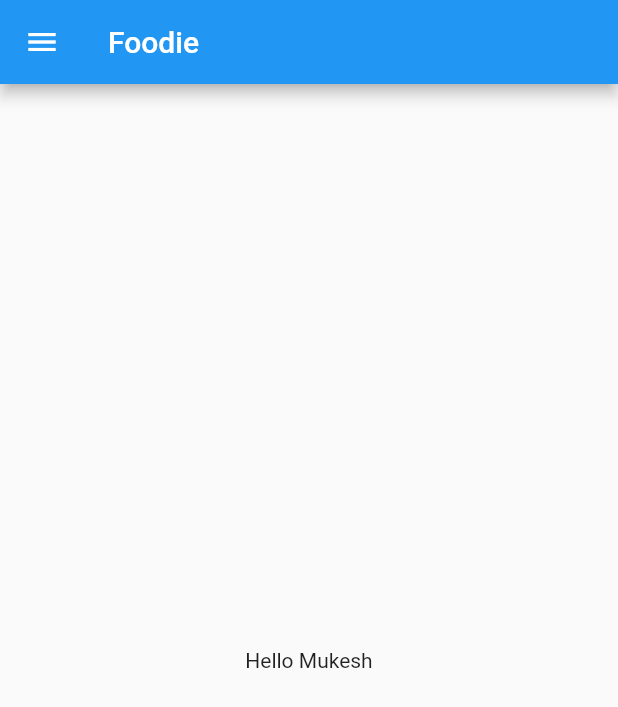
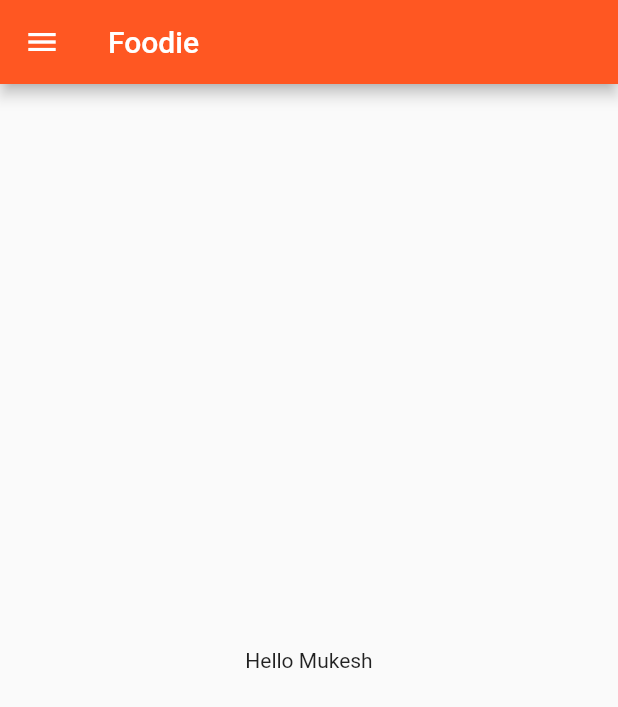
Before and after one commit to mkleel/Flutter, a Flutter app: the screen it shows after launch, on a phone screen of 412 x 824 dp. Shown: the top 707 px of the screen. Run offline on Flutter 3.47's test engine with Material 2 defaults, Android fonts, the phone set to English and light mode, and no system bars.

Commit message:
Day 3 completed

```diff
--- a/lib/main.dart
+++ b/lib/main.dart
@@ -1,5 +1,6 @@
 import 'package:flutter/material.dart';
-import 'package:flutter_application_1/home_page.dart';
+import 'package:flutter_application_1/pages/home_page.dart';
+import 'package:flutter_application_1/pages/login_page.dart';
 
 void main(List<String> args) {
   runApp(MyApp());
@@ -11,7 +12,16 @@ class MyApp extends StatelessWidget {
   @override
   Widget build(BuildContext context) {
     return MaterialApp(
-      home: HomePage(),
-        );
+      // home: HomePage(),
+      themeMode: ThemeMode.light,
+      theme: ThemeData(primarySwatch: Colors.deepOrange),
+      initialRoute: "/home",
+
+      routes: {
+        "/":(context) => LoginPage(),
+         "/home": (context) => HomePage(),
+        "/login":(context) => LoginPage()
+      },
+      );
   }
 }
```
Also changed, not shown: lib/pages/login_page.dart (added, +22 -0 lines), lib/pages/home_page.dart (renamed from lib/home_page.dart).
